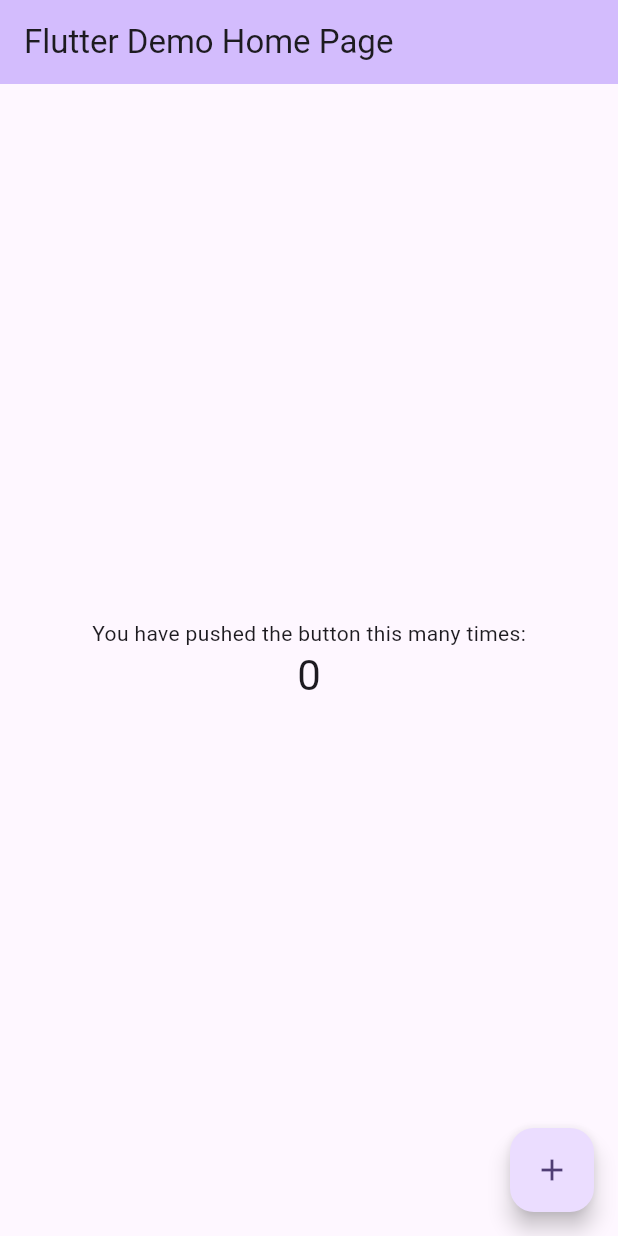
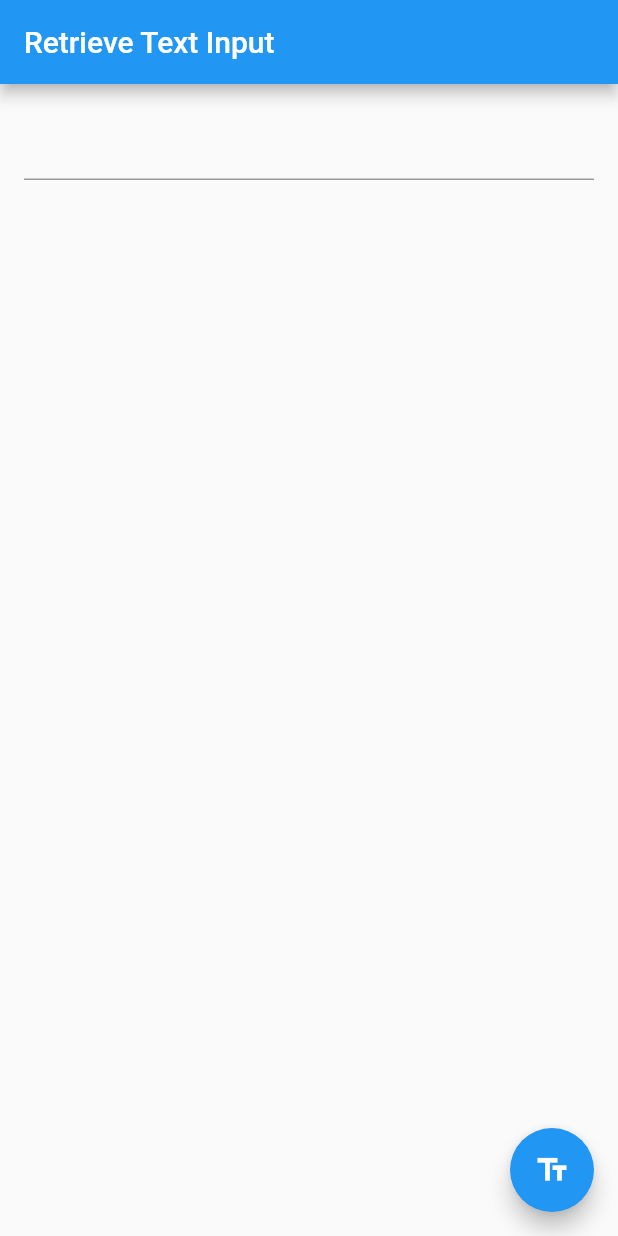
Before and after one commit to asutaka/FlutterCom, a Flutter app: the screen it shows after launch, on a phone screen of 412 x 824 dp. Run offline on Flutter 3.47's test engine with Material 2 defaults, Android fonts, the phone set to English and light mode, and no system bars.

Commit message:
second commit

```diff
--- a/lib/main.dart
+++ b/lib/main.dart
@@ -1,125 +1,71 @@
 import 'package:flutter/material.dart';
 
-void main() {
-  runApp(const MyApp());
-}
+void main() => runApp(const MyApp());
 
 class MyApp extends StatelessWidget {
   const MyApp({super.key});
 
-  // This widget is the root of your application.
   @override
   Widget build(BuildContext context) {
-    return MaterialApp(
-      title: 'Flutter Demo',
-      theme: ThemeData(
-        // This is the theme of your application.
-        //
-        // TRY THIS: Try running your application with "flutter run". You'll see
-        // the application has a blue toolbar. Then, without quitting the app,
-        // try changing the seedColor in the colorScheme below to Colors.green
-        // and then invoke "hot reload" (save your changes or press the "hot
-        // reload" button in a Flutter-supported IDE, or press "r" if you used
-        // the command line to start the app).
-        //
-        // Notice that the counter didn't reset back to zero; the application
-        // state is not lost during the reload. To reset the state, use hot
-        // restart instead.
-        //
-        // This works for code too, not just values: Most code changes can be
-        // tested with just a hot reload.
-        colorScheme: ColorScheme.fromSeed(seedColor: Colors.deepPurple),
-        useMaterial3: true,
-      ),
-      home: const MyHomePage(title: 'Flutter Demo Home Page'),
+    return const MaterialApp(
+      title: 'Retrieve Text Input',
+      home: MyCustomForm(),
     );
   }
 }
 
-class MyHomePage extends StatefulWidget {
-  const MyHomePage({super.key, required this.title});
-
-  // This widget is the home page of your application. It is stateful, meaning
-  // that it has a State object (defined below) that contains fields that affect
-  // how it looks.
-
-  // This class is the configuration for the state. It holds the values (in this
-  // case the title) provided by the parent (in this case the App widget) and
-  // used by the build method of the State. Fields in a Widget subclass are
-  // always marked "final".
-
-  final String title;
+// Define a custom Form widget.
+class MyCustomForm extends StatefulWidget {
+  const MyCustomForm({super.key});
 
   @override
-  State<MyHomePage> createState() => _MyHomePageState();
+  State<MyCustomForm> createState() => _MyCustomFormState();
 }
 
-class _MyHomePageState extends State<MyHomePage> {
-  int _counter = 0;
+// Define a corresponding State class.
+// This class holds the data related to the Form.
+class _MyCustomFormState extends State<MyCustomForm> {
+  // Create a text controller and use it to retrieve the current value
+  // of the TextField.
+  final myController = TextEditingController();
 
-  void _incrementCounter() {
-    setState(() {
-      // This call to setState tells the Flutter framework that something has
-      // changed in this State, which causes it to rerun the build method below
-      // so that the display can reflect the updated values. If we changed
-      // _counter without calling setState(), then the build method would not be
-      // called again, and so nothing would appear to happen.
-      _counter++;
-    });
+  @override
+  void dispose() {
+    // Clean up the controller when the widget is disposed.
+    myController.dispose();
+    super.dispose();
   }
 
   @override
   Widget build(BuildContext context) {
-    // This method is rerun every time setState is called, for instance as done
-    // by the _incrementCounter method above.
-    //
-    // The Flutter framework has been optimized to make rerunning build methods
-    // fast, so that you can just rebuild anything that needs updating rather
-    // than having to individually change instances of widgets.
     return Scaffold(
       appBar: AppBar(
-        // TRY THIS: Try changing the color here to a specific color (to
-        // Colors.amber, perhaps?) and trigger a hot reload to see the AppBar
-        // change color while the other colors stay the same.
-        backgroundColor: Theme.of(context).colorScheme.inversePrimary,
-        // Here we take the value from the MyHomePage object that was created by
-        // the App.build method, and use it to set our appbar title.
-        title: Text(widget.title),
+        title: const Text('Retrieve Text Input'),
       ),
-      body: Center(
-        // Center is a layout widget. It takes a single child and positions it
-        // in the middle of the parent.
-        child: Column(
-          // Column is also a layout widget. It takes a list of children and
-          // arranges them vertically. By default, it sizes itself to fit its
-          // children horizontally, and tries to be as tall as its parent.
-          //
-          // Column has various properties to control how it sizes itself and
-          // how it positions its children. Here we use mainAxisAlignment to
-          // center the children vertically; the main axis here is the vertical
-          // axis because Columns are vertical (the cross axis would be
-          // horizontal).
-          //
-          // TRY THIS: Invoke "debug painting" (choose the "Toggle Debug Paint"
-          // action in the IDE, or press "p" in the console), to see the
-          // wireframe for each widget.
-          mainAxisAlignment: MainAxisAlignment.center,
-          children: <Widget>[
-            const Text(
-              'You have pushed the button this many times:',
-            ),
-            Text(
-              '$_counter',
-              style: Theme.of(context).textTheme.headlineMedium,
-            ),
-          ],
+      body: Padding(
+        padding: const EdgeInsets.all(16),
+        child: TextField(
+          controller: myController,
         ),
       ),
       floatingActionButton: FloatingActionButton(
-        onPressed: _incrementCounter,
-        tooltip: 'Increment',
-        child: const Icon(Icons.add),
-      ), // This trailing comma makes auto-formatting nicer for build methods.
+        // When the user presses the button, show an alert dialog containing
+        // the text that the user has entered into the text field.
+        onPressed: () {
+          showDialog(
+            context: context,
+            builder: (context) {
+              return AlertDialog(
+                // Retrieve the text the that user has entered by using the
+                // TextEditingController.
+                content: Text(myController.text),
+              );
+            },
+          );
+        },
+        tooltip: 'Show me the value!',
+        child: const Icon(Icons.text_fields),
+      ),
     );
   }
 }
```
Also changed, not shown: 1 other file.
